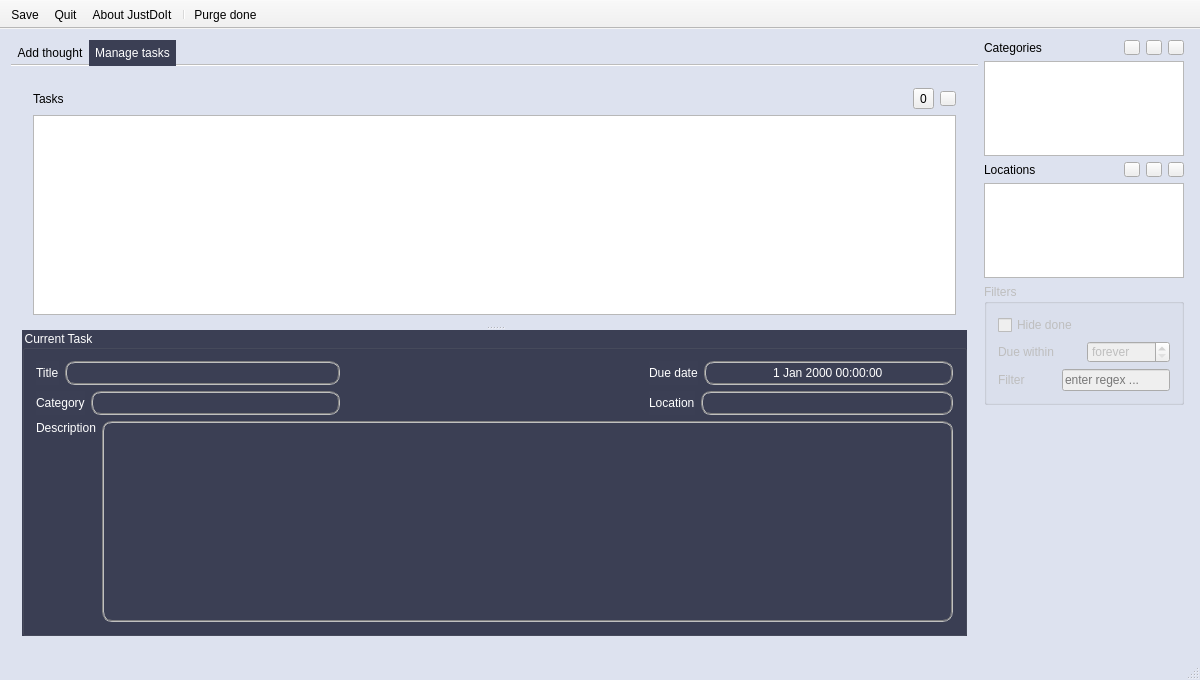
Above: MainWindow.ui from hheld/JustDoIt before the change. Below: the same form after it.
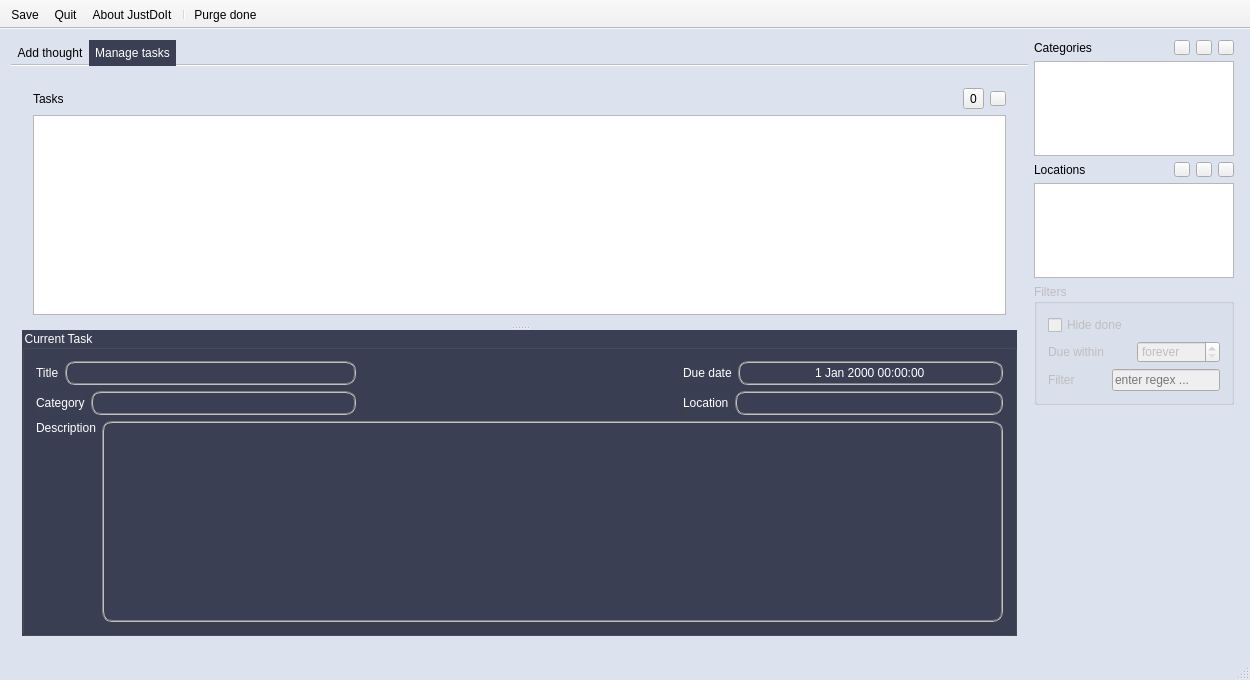
That is the form after the change. Icons and pictures are not drawn. Custom widgets are drawn as their Qt base class.

```diff
--- a/MainWindow.ui
+++ b/MainWindow.ui
@@ -6,7 +6,7 @@
    <rect>
     <x>0</x>
     <y>0</y>
-    <width>1200</width>
+    <width>1250</width>
     <height>680</height>
    </rect>
   </property>
```
Left out of the diff: 2 changed lines with no effect on the pictures.
